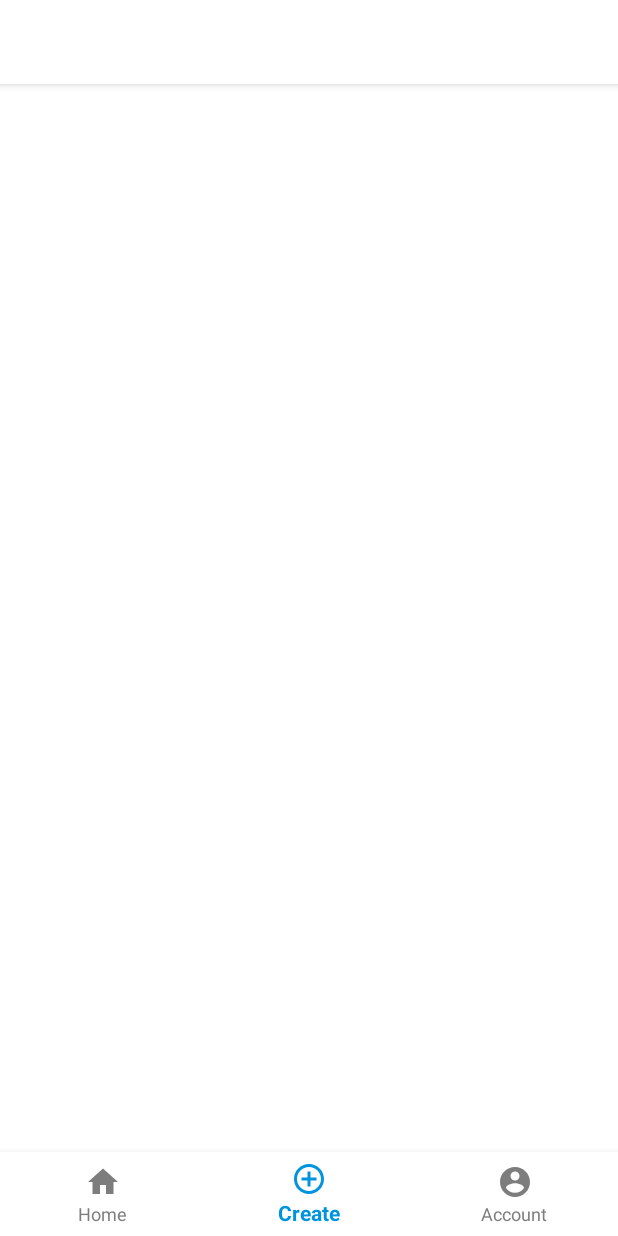
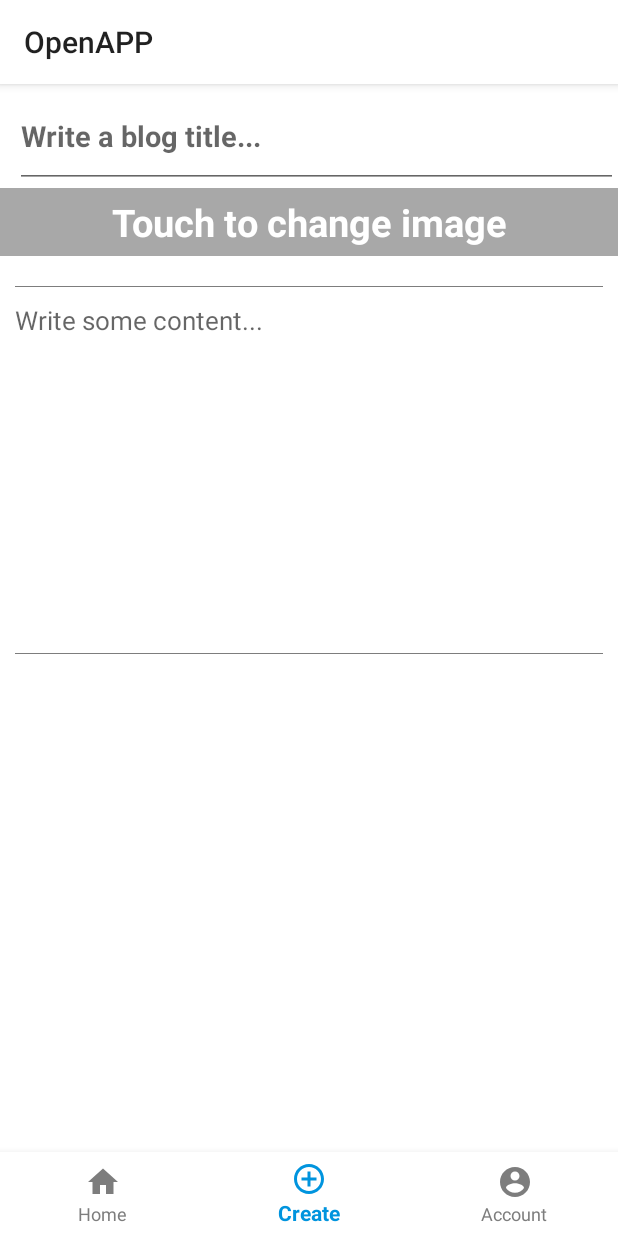
Before and after one commit to gabrielpozo/OpenApp, an Android app: the MainActivity screen opened directly, with no data from a screen before it, item 2 of the bottom bar chosen, on a phone screen of 412 x 824 dp. Run offline under Robolectric (Android 15) with nearby library versions, the phone set to English and light mode, and no system bars; our stand-ins replace Dagger/Hilt's generated code.

Commit message:
Bottom Navigation View functionality implemented

```diff
--- a/app/src/main/java/com/gabrielpozo/openapp/ui/BaseActivity.kt
+++ b/app/src/main/java/com/gabrielpozo/openapp/ui/BaseActivity.kt
@@ -18,7 +18,7 @@ abstract class BaseActivity : DaggerAppCompatActivity(), DataStateChangeListener
     lateinit var sessionManager: SessionManager
 
     override fun onDataStateChange(dataState: DataState<*>?) {
-        dataState?.let {dataState ->
+        dataState?.let { dataState ->
             GlobalScope.launch(Dispatchers.Main) {
                 displayProgressBar(dataState.loading.isLoading)
                 dataState.error?.let { errorEvent ->
@@ -59,23 +59,23 @@ abstract class BaseActivity : DaggerAppCompatActivity(), DataStateChangeListener
     }
 
     private fun handleStateResponse(event: Event<Response>) {
-        event.getContentIfNotHandled()?.let {
-            when (it.responseType) {
+        event.getContentIfNotHandled()?.let { response ->
+            when (response.responseType) {
                 is ResponseType.Toast -> {
-                    it.message?.let {
-                        displayToast(it)
+                    response.message?.let { message ->
+                        displayToast(message)
                     }
                 }
 
                 is ResponseType.Dialog -> {
-                    it.message?.let { message ->
+                    response.message?.let { message ->
                         displaySuccessDialog(message)
                     }
 
                 }
 
                 is ResponseType.None -> {
-                    Log.e(TAG, "handleStateResponse: ${it.message}")
+                    Log.e(TAG, "handleStateResponse: ${response.message}")
                 }
             }
         }
--- a/app/src/main/java/com/gabrielpozo/openapp/ui/main/MainActivity.kt
+++ b/app/src/main/java/com/gabrielpozo/openapp/ui/main/MainActivity.kt
@@ -3,16 +3,38 @@ package com.gabrielpozo.openapp.ui.main
 import android.content.Intent
 import android.os.Bundle
 import android.util.Log
+import android.view.MenuItem
 import android.view.View
+import androidx.fragment.app.Fragment
 import androidx.lifecycle.Observer
+import androidx.navigation.NavController
 import com.gabrielpozo.openapi.R
 import com.gabrielpozo.openapp.ui.BaseActivity
 import com.gabrielpozo.openapp.ui.auth.AuthActivity
+import com.gabrielpozo.openapp.ui.main.account.ChangePasswordFragment
+import com.gabrielpozo.openapp.ui.main.account.UpdateAccountFragment
+import com.gabrielpozo.openapp.ui.main.blog.UpdateBlogFragment
+import com.gabrielpozo.openapp.ui.main.blog.ViewBlogFragment
+import com.gabrielpozo.openapp.util.BottomNavController
+import com.gabrielpozo.openapp.util.setUpNavigation
+import com.google.android.material.bottomnavigation.BottomNavigationView
 import kotlinx.android.synthetic.main.activity_main.*
 
-class MainActivity : BaseActivity() {
+class MainActivity : BaseActivity(), BottomNavController.NavGraphProvider,
+    BottomNavController.OnNavigationGraphChanged,
+    BottomNavController.OnNavigationReselectedListener {
 
     private val TAG: String = "Gabriel"
+    private lateinit var bottomNavigationView: BottomNavigationView
+    private val bottomNavController by lazy(LazyThreadSafetyMode.NONE) {
+        BottomNavController(
+            this,
+            R.id.main_nav_host_fragment,
+            R.id.nav_blog,
+            this,
+            this
+        )
+    }
 
     override fun onCreate(savedInstanceState: Bundle?) {
         super.onCreate(savedInstanceState)
@@ -20,7 +42,24 @@ class MainActivity : BaseActivity() {
         tool_bar.setOnClickListener {
             sessionManager.logout()
         }
+        bottomNavigationView = findViewById(R.id.bottom_navigation_view)
+        bottomNavigationView.setUpNavigation(bottomNavController, this)
+        if (savedInstanceState == null) {
+            bottomNavController.onNavigationItemSelected()
+        }
+        setupActionBar()
         subscribeObservers()
+    }
+
+    private fun setupActionBar() {
+        setSupportActionBar(tool_bar)
+    }
+
+    override fun onOptionsItemSelected(item: MenuItem?): Boolean {
+        when (item?.itemId) {
+            android.R.id.home -> onBackPressed()
+        }
+        return super.onOptionsItemSelected(item)
     }
 
     private fun subscribeObservers() {
@@ -38,7 +77,6 @@ class MainActivity : BaseActivity() {
         finish()
     }
 
-
     override fun displayProgressBar(bool: Boolean) {
         if (bool) {
             progress_bar.visibility = View.VISIBLE
@@ -46,4 +84,49 @@ class MainActivity : BaseActivity() {
             progress_bar.visibility = View.INVISIBLE
         }
     }
+
+    override fun getNavGraphId(itemId: Int) = when (itemId) {
+        R.id.nav_blog -> {
+            R.navigation.nav_blog
+        }
+
+        R.id.nav_account -> {
+            R.navigation.nav_account
+        }
+
+        R.id.nav_create_blog -> {
+            R.navigation.nav_create_blog
+        }
+
+        else -> {
+            R.navigation.nav_blog
+        }
+    }
+
+    override fun onGraphChanged() {
+       // TODO("What needs to happen when graph changes")
+    }
+
+    override fun onReselectNavItem(navController: NavController, fragment: Fragment) =
+        when (fragment) {
+            is ViewBlogFragment -> {
+                navController.navigate(R.id.action_viewBlogFragment_to_home)
+            }
+            is UpdateBlogFragment -> {
+                navController.navigate(R.id.action_updateBlogFragment_to_home)
+            }
+            is UpdateAccountFragment -> {
+                navController.navigate(R.id.action_updateAccountFragment_to_home)
+            }
+            is ChangePasswordFragment -> {
+                navController.navigate(R.id.action_changePasswordFragment_to_home)
+            }
+            else -> {
+                //do nothing
+            }
+
+        }
+
+    override fun onBackPressed() = bottomNavController.onBackPressed()
+
 }
--- a/app/src/main/java/com/gabrielpozo/openapp/ui/main/account/AccountFragment.kt
+++ b/app/src/main/java/com/gabrielpozo/openapp/ui/main/account/AccountFragment.kt
@@ -1,13 +1,18 @@
 package com.gabrielpozo.openapp.ui.main.account
 
 import android.os.Bundle
-import android.view.LayoutInflater
-import android.view.View
-import android.view.ViewGroup
+import android.view.*
+import androidx.navigation.fragment.findNavController
 import com.gabrielpozo.openapi.R
+import com.gabrielpozo.openapp.session.SessionManager
+import kotlinx.android.synthetic.main.fragment_account.*
+import javax.inject.Inject
 
 
-class AccountFragment : BaseAccountFragment(){
+class AccountFragment : BaseAccountFragment() {
+
+    @Inject
+    lateinit var sessionManager: SessionManager
 
 
     override fun onCreateView(
@@ -20,5 +25,29 @@ class AccountFragment : BaseAccountFragment(){
 
     override fun onViewCreated(view: View, savedInstanceState: Bundle?) {
         super.onViewCreated(view, savedInstanceState)
+        setHasOptionsMenu(true)
+
+        change_password.setOnClickListener {
+            findNavController().navigate(R.id.action_accountFragment_to_changePasswordFragment)
+        }
+        logout_button.setOnClickListener {
+            sessionManager.logout()
+        }
+    }
+
+    override fun onCreateOptionsMenu(menu: Menu, inflater: MenuInflater) {
+        super.onCreateOptionsMenu(menu, inflater)
+        inflater.inflate(R.menu.edit_view_menu, menu)
+    }
+
+    override fun onOptionsItemSelected(item: MenuItem): Boolean {
+        when (item.itemId) {
+            R.id.edit -> {
+                findNavController().navigate(R.id.action_accountFragment_to_updateAccountFragment)
+                return true
+            }
+        }
+
+        return super.onOptionsItemSelected(item)
     }
 }
--- a/app/src/main/java/com/gabrielpozo/openapp/ui/main/blog/BlogFragment.kt
+++ b/app/src/main/java/com/gabrielpozo/openapp/ui/main/blog/BlogFragment.kt
@@ -4,7 +4,9 @@ import android.os.Bundle
 import android.view.LayoutInflater
 import android.view.View
 import android.view.ViewGroup
+import androidx.navigation.fragment.findNavController
 import com.gabrielpozo.openapi.R
+import kotlinx.android.synthetic.main.fragment_blog.*
 
 class BlogFragment : BaseBlogFragment() {
 
@@ -19,6 +21,10 @@ class BlogFragment : BaseBlogFragment() {
 
     override fun onViewCreated(view: View, savedInstanceState: Bundle?) {
         super.onViewCreated(view, savedInstanceState)
+
+        goViewBlogFragment.setOnClickListener {
+            findNavController().navigate(R.id.action_blogFragment_to_viewBlogFragment)
+        }
     }
 
 }
--- a/app/src/main/java/com/gabrielpozo/openapp/ui/main/blog/ViewBlogFragment.kt
+++ b/app/src/main/java/com/gabrielpozo/openapp/ui/main/blog/ViewBlogFragment.kt
@@ -1,12 +1,11 @@
 package com.gabrielpozo.openapp.ui.main.blog
 
 import android.os.Bundle
-import android.view.LayoutInflater
-import android.view.View
-import android.view.ViewGroup
+import android.view.*
+import androidx.navigation.fragment.findNavController
 import com.gabrielpozo.openapi.R
 
-class ViewBlogFragment : BaseBlogFragment(){
+class ViewBlogFragment : BaseBlogFragment() {
 
 
     override fun onCreateView(
@@ -19,5 +18,33 @@ class ViewBlogFragment : BaseBlogFragment(){
 
     override fun onViewCreated(view: View, savedInstanceState: Bundle?) {
         super.onViewCreated(view, savedInstanceState)
+        setHasOptionsMenu(true)
+    }
+
+    override fun onCreateOptionsMenu(menu: Menu, inflater: MenuInflater) {
+        super.onCreateOptionsMenu(menu, inflater)
+        //TODO(check if user is author of blog post
+        val isAuthorOfBlogPost = true
+        if (isAuthorOfBlogPost) {
+            inflater.inflate(R.menu.edit_view_menu, menu)
+        }
+
+    }
+
+    override fun onOptionsItemSelected(item: MenuItem): Boolean {
+        val isAuthorOfBlogPost = true
+        if (isAuthorOfBlogPost) {
+            when (item.itemId) {
+                R.id.edit -> {
+                    navUpdateBlogFragment()
+                    return true
+                }
+            }
+        }
+        return super.onOptionsItemSelected(item)
+    }
+
+    fun navUpdateBlogFragment() {
+        findNavController().navigate(R.id.action_viewBlogFragment_to_updateBlogFragment)
     }
 }
--- /dev/null
+++ b/app/src/main/java/com/gabrielpozo/openapp/util/BottomNavController.kt
@@ -0,0 +1,180 @@
+package com.gabrielpozo.openapp.util
+
+import android.app.Activity
+import android.content.Context
+import android.util.Log
+import androidx.annotation.IdRes
+import androidx.annotation.NavigationRes
+import androidx.fragment.app.Fragment
+import androidx.fragment.app.FragmentActivity
+import androidx.fragment.app.FragmentManager
+import androidx.navigation.NavController
+import androidx.navigation.findNavController
+import androidx.navigation.fragment.NavHostFragment
+import com.gabrielpozo.openapi.R
+import com.google.android.material.bottomnavigation.BottomNavigationItemView
+import com.google.android.material.bottomnavigation.BottomNavigationView
+
+class BottomNavController(
+    val context: Context,
+    @IdRes val containerId: Int,
+    @IdRes val appStartDestinationId: Int,
+    private val graphChangeListener: OnNavigationGraphChanged?,
+    private val navGraphProvider: NavGraphProvider
+) {
+    private val TAG: String = "Gabriel"
+    lateinit var activity: Activity
+    lateinit var fragmentManager: FragmentManager
+    lateinit var navItemChangeListener: OnNavigationItemChanged
+    private val navigationBackStack: BackStack = BackStack.of(appStartDestinationId)
+
+
+    init {
+        if (context is Activity) {
+            activity = context
+            fragmentManager = (activity as FragmentActivity).supportFragmentManager
+        }
+    }
+
+    //:add the NavHost Fragments(also they will have their own backstack)
+    fun onNavigationItemSelected(itemId: Int = navigationBackStack.last()): Boolean {
+        //Replace a fragment representing a navigation Item
+        val fragment =
+            fragmentManager.findFragmentByTag(itemId.toString()) ?: NavHostFragment.create(
+                navGraphProvider.getNavGraphId(itemId)
+            )//tag is the string version of the id
+
+        fragmentManager.beginTransaction()
+            .setCustomAnimations(
+                R.anim.fade_in,
+                R.anim.fade_out,
+                R.anim.fade_in,
+                R.anim.fade_out
+            ).replace(containerId, fragment, itemId.toString())
+            .addToBackStack(null)
+            .commit()
+
+        Log.d(TAG,"How many Fragment there are in the backStack? ${fragmentManager.backStackEntryCount}")
+
+        //add to the end Backstack<arrayList>
+        navigationBackStack.moveLast(itemId)
+
+        //update checked icon
+        navItemChangeListener.onItemChanged(itemId)
+
+        //communicate with the activity(ex: pressing back button, notifies the activity to cancel some sort of transaction)
+        graphChangeListener?.onGraphChanged()
+
+        return true// notifies the interface that this han been handled
+    }
+
+    //on Navigation Host
+    fun onBackPressed() {
+        val childFragmentManager =
+            fragmentManager.findFragmentById(containerId)!!.childFragmentManager
+        when {
+
+            childFragmentManager.popBackStackImmediate() -> {
+
+            }
+
+            //Fragment backstack is empty so try to back on the navigation stack
+            navigationBackStack.size > 1 -> {
+                //remove last item from the backstack
+                navigationBackStack.removeLast()
+                //update the container with new fragment
+                onNavigationItemSelected()
+            }
+            // if the stack has only one fragment and it's the navigation home
+            // we should ensure that application always leave from startDestination
+            navigationBackStack.last() != appStartDestinationId -> {
+                Log.d(TAG, "here we have to ensure that the app always leave from startDestination")
+                navigationBackStack.removeLast()
+                navigationBackStack.add(0, appStartDestinationId)
+                onNavigationItemSelected()
+            }
+
+            else -> activity.finish()
+        }
+    }
+
+    private class BackStack : ArrayList<Int>() {
+
+        companion object {
+            fun of(vararg elements: Int): BackStack {
+                val b = BackStack()
+                b.addAll(elements.toTypedArray())
+                return b
+            }
+        }
+
+        fun removeLast() = removeAt(size - 1)
+        fun moveLast(item: Int) {
+            remove(item)
+            add(item)
+        }
+    }
+
+    //For setting the check icon in the bottom-nav
+    interface OnNavigationItemChanged {
+        fun onItemChanged(itemId: Int)
+    }
+
+    fun setOnNavigationChanged(listener: (itemId: Int) -> Unit) {
+        this.navItemChangeListener = object : OnNavigationItemChanged {
+            override fun onItemChanged(itemId: Int) {
+                listener.invoke(itemId)
+            }
+        }
+    }
+
+    //Get id of each graph
+    //ex: R.navigation.nav_blog
+    //ex: R.navigation.create_blog
+    interface NavGraphProvider {
+        @NavigationRes
+        fun getNavGraphId(itemId: Int): Int
+    }
+
+    //Execute when a nav_graph changes
+    //ex: select a new item on the bottom nav
+    //ex: Home -> Account
+    interface OnNavigationGraphChanged {
+        fun onGraphChanged()
+    }
+
+    interface OnNavigationReselectedListener {
+        fun onReselectNavItem(navController: NavController, fragment: Fragment)
+    }
+
+}
+
+fun BottomNavigationView.setUpNavigation(
+    bottomNavController: BottomNavController,
+    onReselectListener: BottomNavController.OnNavigationReselectedListener
+) {
+
+    setOnNavigationItemSelectedListener {
+        bottomNavController.onNavigationItemSelected(it.itemId)
+    }
+
+    //
+    setOnNavigationItemReselectedListener {
+        bottomNavController.fragmentManager
+            .findFragmentById(bottomNavController.containerId)!!
+            .childFragmentManager
+            .fragments[0].let { fragment ->
+            onReselectListener.onReselectNavItem(
+                bottomNavController.activity.findNavController(
+                    bottomNavController.containerId
+                ),
+                fragment
+            )
+        }
+    }
+
+    bottomNavController.setOnNavigationChanged { itemId ->
+        menu.findItem(itemId).isChecked = true
+    }
+
+}
--- /dev/null
+++ b/app/src/main/res/navigation/nav_account.xml
@@ -0,0 +1,66 @@
+<?xml version="1.0" encoding="utf-8"?>
+<navigation xmlns:android="http://schemas.android.com/apk/res/android"
+        xmlns:app="http://schemas.android.com/apk/res-auto"
+        xmlns:tools="http://schemas.android.com/tools"
+        android:id="@+id/nav_account"
+        app:startDestination="@id/accountFragment">
+
+    <fragment
+            android:id="@+id/accountFragment"
+            android:name="com.gabrielpozo.openapp.ui.main.account.AccountFragment"
+            android:label="fragment_account"
+            tools:layout="@layout/fragment_account" >
+        <action
+                android:id="@+id/action_accountFragment_to_changePasswordFragment"
+                app:destination="@id/changePasswordFragment"
+                app:popEnterAnim="@anim/slide_in_left"
+                app:popExitAnim="@anim/slide_out_right"
+                app:enterAnim="@anim/slide_in_right"
+                app:exitAnim="@anim/slide_out_left"/>
+        <action
+                android:id="@+id/action_accountFragment_to_updateAccountFragment"
+                app:destination="@id/updateAccountFragment"
+                app:popEnterAnim="@anim/slide_in_left"
+                app:popExitAnim="@anim/slide_out_right"
+                app:enterAnim="@anim/slide_in_right"
+                app:exitAnim="@anim/slide_out_left"/>
+    </fragment>
+
+
+
+
+    <fragment
+            android:id="@+id/updateAccountFragment"
+            android:name="com.gabrielpozo.openapp.ui.main.account.UpdateAccountFragment"
+            android:label="fragment_update_account"
+            tools:layout="@layout/fragment_update_account" >
+        <action
+                android:id="@+id/action_updateAccountFragment_to_home"
+                app:destination="@id/accountFragment"
+                app:popEnterAnim="@anim/fade_in"
+                app:popExitAnim="@anim/fade_out"
+                app:enterAnim="@anim/fade_in"
+                app:exitAnim="@anim/fade_out"
+                app:popUpTo="@id/nav_account"
+                app:popUpToInclusive="true"/>
+    </fragment>
+
+
+
+
+    <fragment
+            android:id="@+id/changePasswordFragment"
+            android:name="com.gabrielpozo.openapp.ui.main.account.ChangePasswordFragment"
+            android:label="fragment_change_password"
+            tools:layout="@layout/fragment_change_password" >
+        <action
+                android:id="@+id/action_changePasswordFragment_to_home"
+                app:destination="@id/accountFragment"
+                app:popEnterAnim="@anim/fade_in"
+                app:popExitAnim="@anim/fade_out"
+                app:enterAnim="@anim/fade_in"
+                app:exitAnim="@anim/fade_out"
+                app:popUpTo="@id/nav_account"
+                app:popUpToInclusive="true"/>
+    </fragment>
+</navigation>
--- /dev/null
+++ b/app/src/main/res/navigation/nav_blog.xml
@@ -0,0 +1,62 @@
+<?xml version="1.0" encoding="utf-8"?>
+<navigation xmlns:android="http://schemas.android.com/apk/res/android"
+        xmlns:app="http://schemas.android.com/apk/res-auto"
+        xmlns:tools="http://schemas.android.com/tools"
+        android:id="@+id/nav_blog"
+        app:startDestination="@id/blogFragment">
+
+    <fragment
+            android:id="@+id/blogFragment"
+            android:name="com.gabrielpozo.openapp.ui.main.blog.BlogFragment"
+            android:label="fragment_blog"
+            tools:layout="@layout/fragment_blog" >
+        <action
+                android:id="@+id/action_blogFragment_to_viewBlogFragment"
+                app:destination="@id/viewBlogFragment"
+                app:popEnterAnim="@anim/slide_in_left"
+                app:popExitAnim="@anim/slide_out_right"
+                app:enterAnim="@anim/slide_in_right"
+                app:exitAnim="@anim/slide_out_left"/>
+    </fragment>
+
+
+    <fragment
+            android:id="@+id/viewBlogFragment"
+            android:name="com.gabrielpozo.openapp.ui.main.blog.ViewBlogFragment"
+            android:label="fragment_view_blog"
+            tools:layout="@layout/fragment_view_blog" >
+        <action
+                android:id="@+id/action_viewBlogFragment_to_updateBlogFragment"
+                app:destination="@id/updateBlogFragment"
+                app:popEnterAnim="@anim/slide_in_left"
+                app:popExitAnim="@anim/slide_out_right"
+                app:enterAnim="@anim/slide_in_right"
+                app:exitAnim="@anim/slide_out_left"/>
+        <action
+                android:id="@+id/action_viewBlogFragment_to_home"
+                app:destination="@id/blogFragment"
+                app:popEnterAnim="@anim/fade_in"
+                app:popExitAnim="@anim/fade_out"
+                app:enterAnim="@anim/fade_in"
+                app:exitAnim="@anim/fade_out"
+                app:popUpTo="@id/nav_blog"
+                app:popUpToInclusive="true"/>
+    </fragment>
+
+
+    <fragment
+            android:id="@+id/updateBlogFragment"
+            android:name="com.gabrielpozo.openapp.ui.main.blog.UpdateBlogFragment"
+            android:label="fragment_update_blog"
+            tools:layout="@layout/fragment_update_blog" >
+        <action
+                android:id="@+id/action_updateBlogFragment_to_home"
+                app:destination="@id/blogFragment"
+                app:popEnterAnim="@anim/fade_in"
+                app:popExitAnim="@anim/fade_out"
+                app:enterAnim="@anim/fade_in"
+                app:exitAnim="@anim/fade_out"
+                app:popUpTo="@id/nav_blog"
+                app:popUpToInclusive="true"/>
+    </fragment>
+</navigation>
--- /dev/null
+++ b/app/src/main/res/navigation/nav_create_blog.xml
@@ -0,0 +1,13 @@
+<?xml version="1.0" encoding="utf-8"?>
+<navigation xmlns:android="http://schemas.android.com/apk/res/android"
+        xmlns:app="http://schemas.android.com/apk/res-auto"
+        xmlns:tools="http://schemas.android.com/tools"
+        android:id="@+id/nav_create_blog"
+        app:startDestination="@id/createBlogFragment">
+
+    <fragment
+            android:id="@+id/createBlogFragment"
+            android:name="com.gabrielpozo.openapp.ui.main.create_blog.CreateBlogFragment"
+            android:label="fragment_create_blog"
+            tools:layout="@layout/fragment_create_blog" />
+</navigation>
```
